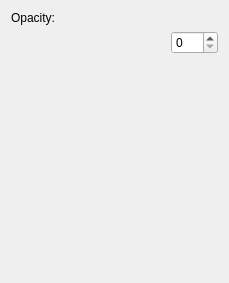
The window that GUI/Representations/SliceRepresentationSettings.ui (FelixdelasPozas/EspINA) describes before a commit, drawn with Qt 5.
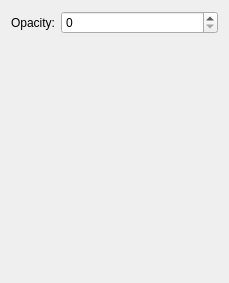
The same window after the commit.

Commit message: Slice on voxel center in slice view

```diff
--- a/GUI/Representations/SliceRepresentationSettings.ui
+++ b/GUI/Representations/SliceRepresentationSettings.ui
@@ -13,50 +13,20 @@
   <property name="windowTitle">
    <string>Form</string>
   </property>
-  <layout class="QVBoxLayout" name="verticalLayout">
-   <item>
+  <layout class="QFormLayout" name="formLayout">
+   <item row="0" column="0">
     <widget class="QLabel" name="label">
      <property name="text">
       <string>Opacity:</string>
      </property>
     </widget>
    </item>
-   <item>
-    <layout class="QHBoxLayout" name="horizontalLayout">
-     <item>
-      <spacer name="horizontalSpacer">
-       <property name="orientation">
-        <enum>Qt::Horizontal</enum>
-       </property>
-       <property name="sizeHint" stdset="0">
-        <size>
-         <width>40</width>
-         <height>20</height>
-        </size>
-       </property>
-      </spacer>
-     </item>
-     <item>
-      <widget class="QSpinBox" name="m_opacity">
-       <property name="maximum">
-        <number>100</number>
-       </property>
-      </widget>
-     </item>
-    </layout>
-   </item>
-   <item>
-    <spacer name="verticalSpacer">
-     <property name="orientation">
-      <enum>Qt::Vertical</enum>
+   <item row="0" column="1">
+    <widget class="QSpinBox" name="m_opacity">
+     <property name="maximum">
+      <number>100</number>
      </property>
-     <property name="sizeHint" stdset="0">
-      <size>
-       <width>20</width>
-       <height>40</height>
-      </size>
-     </property>
-    </spacer>
+    </widget>
    </item>
   </layout>
  </widget>
```
The commit also changes 8 other files.
